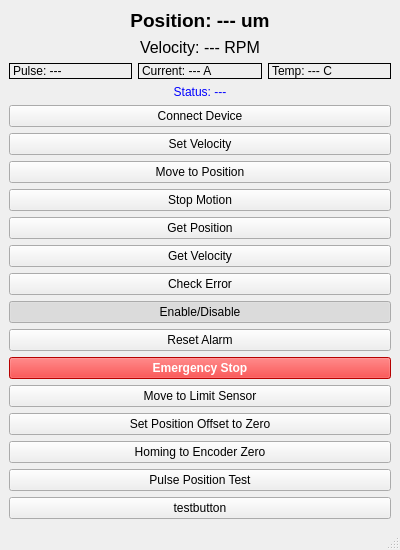
Old version of the form mainwindow.ui in the repository Qininining/AutoFocus.
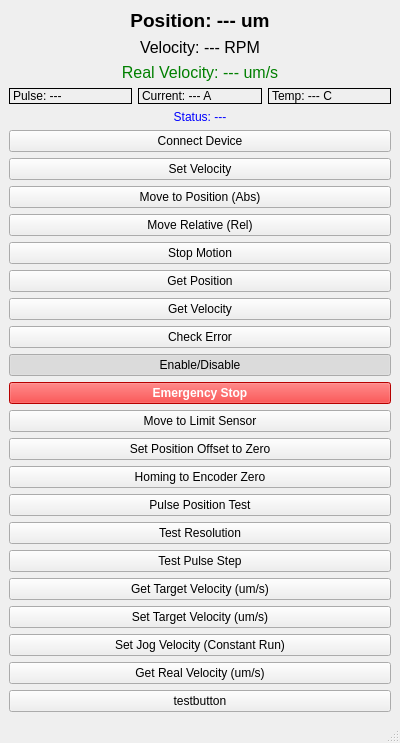
New version of the form.

What changed in the file:
```diff
--- a/mainwindow.ui
+++ b/mainwindow.ui
@@ -41,6 +41,19 @@
       </property>
      </widget>
     </item>
+    <item>
+     <widget class="QLabel" name="lblRealVelocity">
+      <property name="text">
+       <string>Real Velocity: --- um/s</string>
+      </property>
+      <property name="alignment">
+       <set>Qt::AlignCenter</set>
+      </property>
+      <property name="styleSheet">
+       <string>font-size: 12pt; color: green;</string>
+      </property>
+     </widget>
+    </item>
     <item>
      <layout class="QHBoxLayout" name="horizontalLayout_Info">
       <item>
@@ -105,7 +118,14 @@
     <item>
      <widget class="QPushButton" name="btnMove">
       <property name="text">
-       <string>Move to Position</string>
+       <string>Move to Position (Abs)</string>
+      </property>
+     </widget>
+    </item>
+    <item>
+     <widget class="QPushButton" name="btnMoveRel">
+      <property name="text">
+       <string>Move Relative (Rel)</string>
       </property>
      </widget>
     </item>
@@ -150,13 +170,6 @@
       </property>
      </widget>
     </item>
-    <item>
-     <widget class="QPushButton" name="btnResetAlarm">
-      <property name="text">
-       <string>Reset Alarm</string>
-      </property>
-     </widget>
-    </item>
     <item>
      <widget class="QPushButton" name="btnEmergencyStop">
       <property name="text">
@@ -195,6 +208,48 @@
       </property>
      </widget>
     </item>
+    <item>
+     <widget class="QPushButton" name="btnTestResolution">
+      <property name="text">
+       <string>Test Resolution</string>
+      </property>
+     </widget>
+    </item>
+    <item>
+     <widget class="QPushButton" name="btnTestPulseStep">
+      <property name="text">
+       <string>Test Pulse Step</string>
+      </property>
+     </widget>
+    </item>
+    <item>
+     <widget class="QPushButton" name="btnGetTargetVelUm">
+      <property name="text">
+       <string>Get Target Velocity (um/s)</string>
+      </property>
+     </widget>
+    </item>
+    <item>
+     <widget class="QPushButton" name="btnSetTargetVelUm">
+      <property name="text">
+       <string>Set Target Velocity (um/s)</string>
+      </property>
+     </widget>
+    </item>
+    <item>
+     <widget class="QPushButton" name="btnSetJogVel">
+      <property name="text">
+       <string>Set Jog Velocity (Constant Run)</string>
+      </property>
+     </widget>
+    </item>
+    <item>
+     <widget class="QPushButton" name="btnGetRealVel">
+      <property name="text">
+       <string>Get Real Velocity (um/s)</string>
+      </property>
+     </widget>
+    </item>
     <item>
      <widget class="QPushButton" name="testbutton">
       <property name="text">
```
